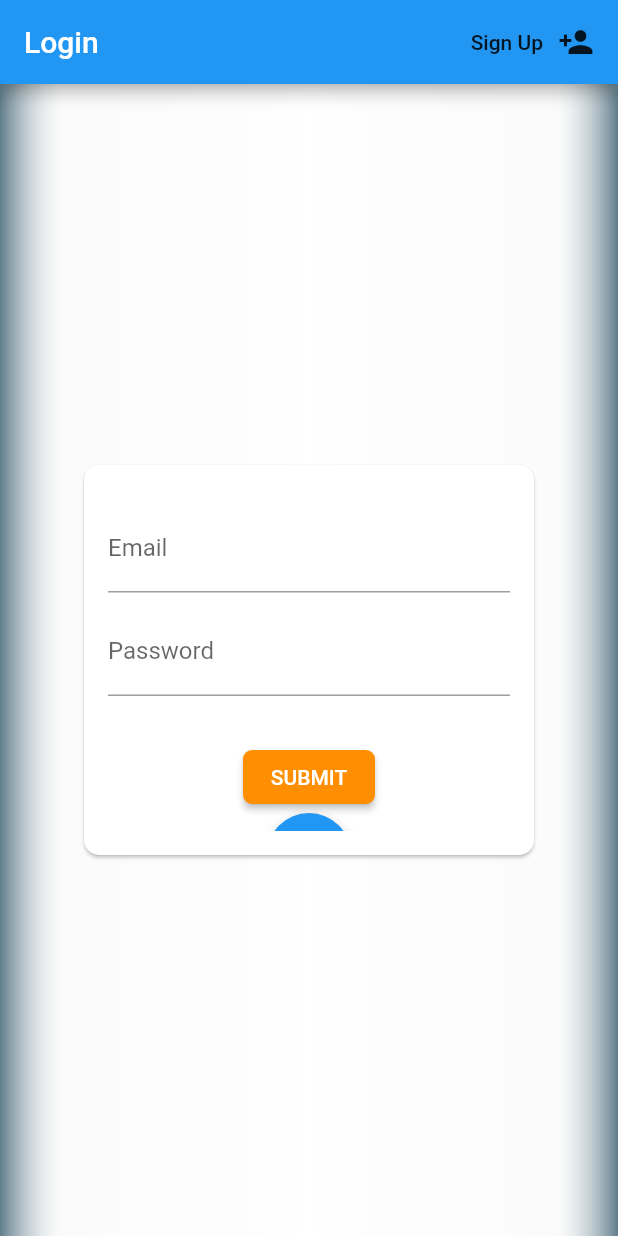
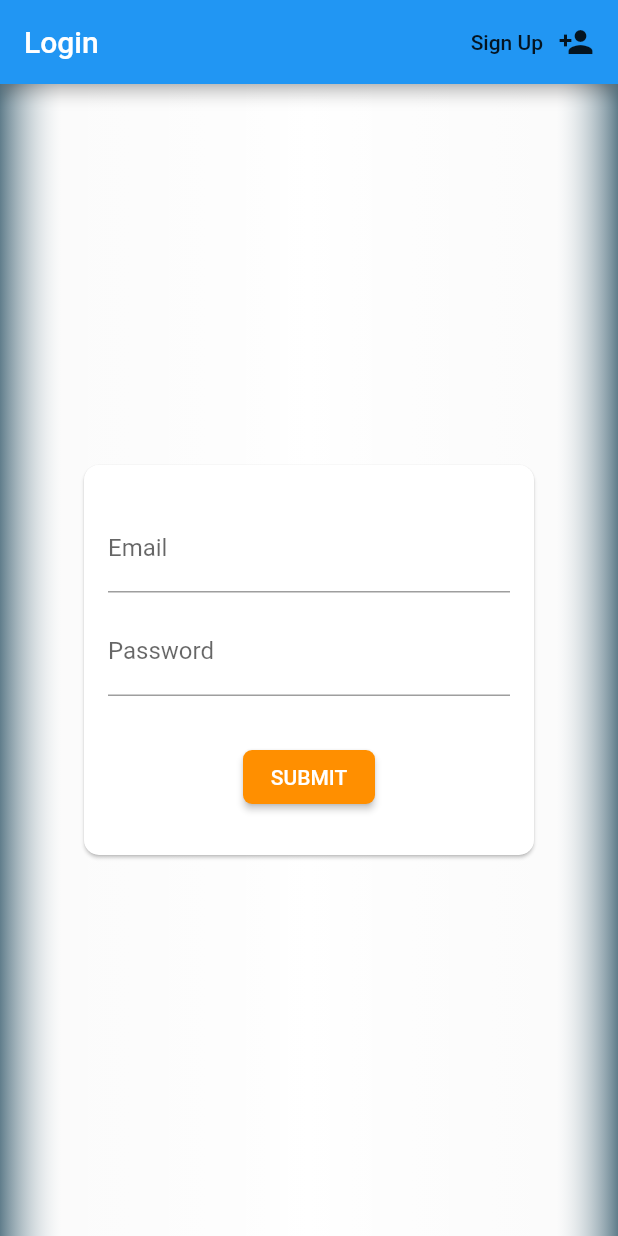
Before and after one commit to Jaideep-C/Attendee, a Flutter app: the screen it shows after launch, on a phone screen of 412 x 824 dp. Run offline on Flutter 3.47's test engine with Material 2 defaults, Android fonts, the phone set to English and light mode, and no system bars; our stand-ins replace shared_preferences.

Commit message:
Fix double button bug

```diff
--- a/lib/global/screens/user_login_page.dart
+++ b/lib/global/screens/user_login_page.dart
@@ -137,17 +137,6 @@ class _LoginScreenState extends State<LoginScreen> {
                         SizedBox(
                           height: 30,
                         ),
-                        RaisedButton(
-                          child: Text('SUBMIT'),
-                          onPressed: () {
-                            // Push to MainScreen of User HERE
-                          },
-                          color: Colors.amber[800],
-                          textColor: Colors.white,
-                          shape: RoundedRectangleBorder(
-                            borderRadius: BorderRadius.circular(6),
-                          ),
-                        ),
                         Visibility(
                           visible: (err != ''),
                           child: Text(
@@ -163,11 +152,16 @@ class _LoginScreenState extends State<LoginScreen> {
                           },
                           child: (_loading)
                               ? Center(child: CircularProgressIndicator())
-                              : FloatingActionButton(
+                              : RaisedButton(
+                                  child: Text('SUBMIT'),
                                   onPressed: onSubmit,
-                                  child: Text("Submit"),
+                                  color: Colors.amber[800],
+                                  textColor: Colors.white,
+                                  shape: RoundedRectangleBorder(
+                                    borderRadius: BorderRadius.circular(6),
+                                  ),
                                 ),
-                        )
+                        ),
                       ],
                     ),
                   ),
```
